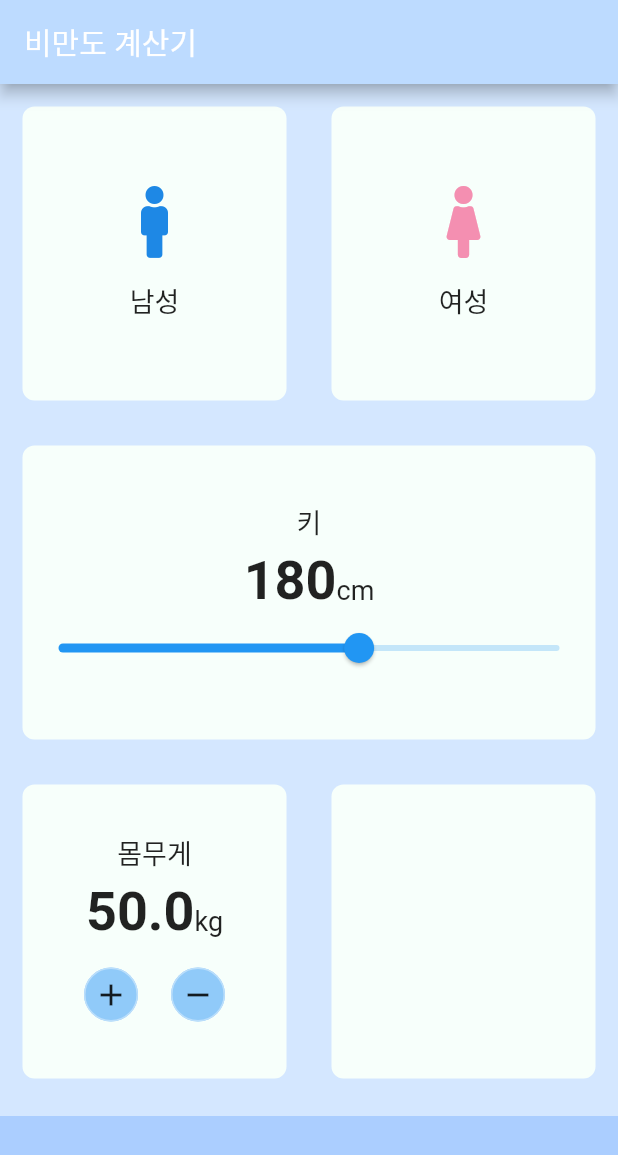
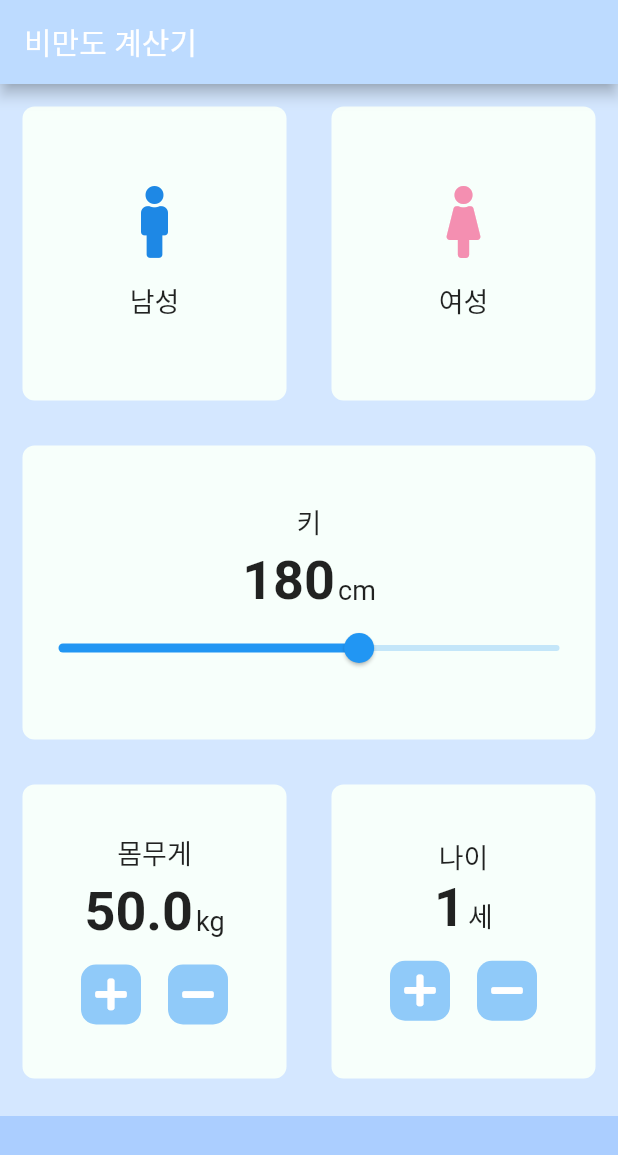
Before and after one commit to C17AN/i-love-flutter, a Flutter app: the screen it shows after launch, on a phone screen of 412 x 824 dp. Shown: the top 1155 px of the screen. Run offline on Flutter 3.47's test engine with Material 2 defaults, Android fonts, the phone set to English and light mode, and no system bars; our stand-ins replace device_preview, font_awesome_flutter.

Commit message:
feat: 초기 페이지 UI 제작

```diff
--- a/bmi-calculator-flutter-master/lib/components/rounded_icon_button.dart
+++ b/bmi-calculator-flutter-master/lib/components/rounded_icon_button.dart
@@ -3,19 +3,22 @@ import 'package:flutter/material.dart';
 class RoundedIconButton extends StatelessWidget {
   RoundedIconButton({this.icon, this.onPress});
 
-  Icon icon;
-  Function onPress;
+  final IconData icon;
+  final Function onPress;
 
   @override
   Widget build(BuildContext context) {
     return RawMaterialButton(
       elevation: 0,
-      constraints: BoxConstraints.tightFor(width: 36.0, height: 36.0),
-      child: icon,
+      constraints: BoxConstraints.tightFor(width: 40.0, height: 40.0),
+      child: Icon(
+        icon,
+        color: Colors.white,
+      ),
       onPressed: onPress,
       fillColor: Colors.blue[200],
-      shape: CircleBorder(
-        side: BorderSide(width: 1, color: Colors.blue[100]),
+      shape: RoundedRectangleBorder(
+        borderRadius: BorderRadius.circular(10),
       ),
     );
   }
--- a/bmi-calculator-flutter-master/lib/input_page.dart
+++ b/bmi-calculator-flutter-master/lib/input_page.dart
@@ -17,6 +17,7 @@ class _InputPageState extends State<InputPage> {
   Color femaleCardColor = kInActiveColor;
   num height = 180.0;
   num weight = 50.0;
+  int age = 1;
   var selectedGender;
 
   @override
@@ -82,6 +83,7 @@ class _InputPageState extends State<InputPage> {
                         height.toInt().toString(),
                         style: kNumberTextStyle,
                       ),
+                      SizedBox(width: 2),
                       Text(
                         'cm',
                         style: kLabelTextStyle,
@@ -134,7 +136,11 @@ class _InputPageState extends State<InputPage> {
                               weight.toString(),
                               style: kNumberTextStyle,
                             ),
-                            Text('kg', style: kLabelTextStyle),
+                            SizedBox(width: 2),
+                            Text(
+                              'kg',
+                              style: kLabelTextStyle,
+                            ),
                           ],
                         ),
                         SizedBox(height: 10),
@@ -142,13 +148,17 @@ class _InputPageState extends State<InputPage> {
                           mainAxisAlignment: MainAxisAlignment.center,
                           children: [
                             RoundedIconButton(
-                              onPress: () {},
-                              icon: Icon(Icons.add),
+                              onPress: () {
+                                setState(() => weight += 1);
+                              },
+                              icon: FontAwesomeIcons.plus,
                             ),
                             SizedBox(width: 10),
                             RoundedIconButton(
-                              onPress: () {},
-                              icon: Icon(Icons.remove),
+                              onPress: () {
+                                setState(() => weight -= 1);
+                              },
+                              icon: FontAwesomeIcons.minus,
                             ),
                           ],
                         ),
@@ -158,7 +168,54 @@ class _InputPageState extends State<InputPage> {
                 ),
                 Expanded(
                   child: ReusableCard(
-                    colour: Color(0xFFf7fffb),
+                    colour: kInActiveColor,
+                    cardChild: Column(
+                      mainAxisAlignment: MainAxisAlignment.center,
+                      children: <Widget>[
+                        Text(
+                          "나이",
+                          style: kLabelTextStyle,
+                        ),
+                        Row(
+                          mainAxisAlignment: MainAxisAlignment.center,
+                          crossAxisAlignment: CrossAxisAlignment.baseline,
+                          textBaseline: TextBaseline.alphabetic,
+                          children: [
+                            Text(
+                              age.toString(),
+                              style: kNumberTextStyle,
+                            ),
+                            SizedBox(width: 2),
+                            Text(
+                              '세',
+                              style: kLabelTextStyle,
+                            ),
+                          ],
+                        ),
+                        SizedBox(height: 10),
+                        Row(
+                          mainAxisAlignment: MainAxisAlignment.center,
+                          children: [
+                            RoundedIconButton(
+                              onPress: () {
+                                setState(() => age += 1);
+                              },
+                              icon: FontAwesomeIcons.plus,
+                            ),
+                            SizedBox(width: 10),
+                            RoundedIconButton(
+                              onPress: () {
+                                setState(() {
+                                  if (age == 0) return;
+                                  age -= 1;
+                                });
+                              },
+                              icon: FontAwesomeIcons.minus,
+                            ),
+                          ],
+                        ),
+                      ],
+                    ),
                   ),
                 ),
               ],
```
